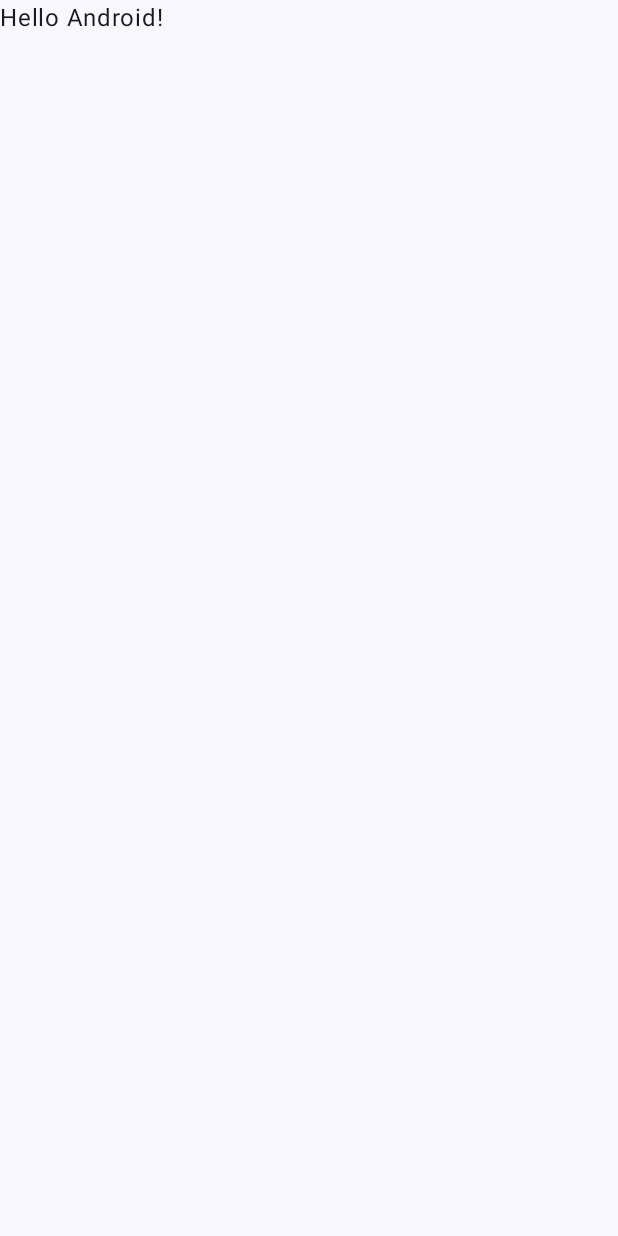
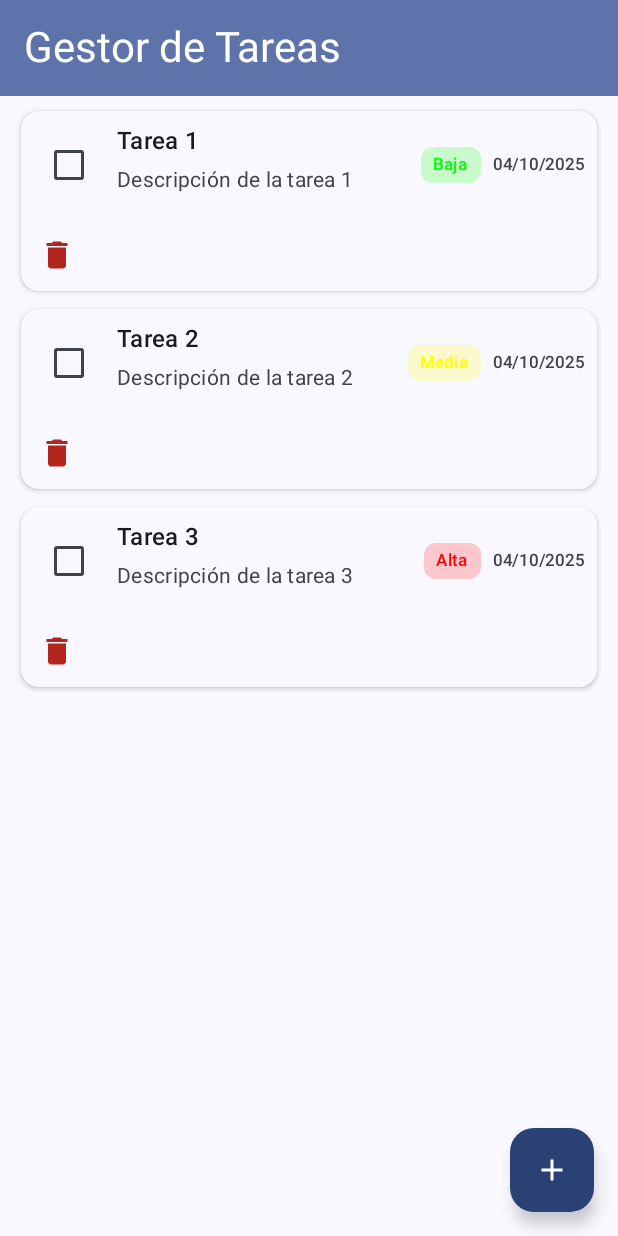
Before and after one commit to CIBERTEC-COURSES/gestor-tareas-kt, an Android app built with Jetpack Compose: the screen it shows after launch (MainActivity), on a phone screen of 412 x 824 dp. Before the commit the screen is almost empty. Run offline under Robolectric (Android 15) with nearby library versions, the phone set to English and light mode, and no system bars.

Commit message:
Tareas apps v1.0.0

```diff
--- a/app/src/main/java/edu/pe/cibertec/gestortareas/MainActivity.kt
+++ b/app/src/main/java/edu/pe/cibertec/gestortareas/MainActivity.kt
@@ -6,11 +6,14 @@ import androidx.activity.compose.setContent
 import androidx.activity.enableEdgeToEdge
 import androidx.compose.foundation.layout.fillMaxSize
 import androidx.compose.foundation.layout.padding
+import androidx.compose.material3.MaterialTheme
 import androidx.compose.material3.Scaffold
+import androidx.compose.material3.Surface
 import androidx.compose.material3.Text
 import androidx.compose.runtime.Composable
 import androidx.compose.ui.Modifier
 import androidx.compose.ui.tooling.preview.Preview
+import edu.pe.cibertec.gestortareas.ui.screens.PantallaPrincipal
 import edu.pe.cibertec.gestortareas.ui.theme.GestortareasmovilktTheme
 
 class MainActivity : ComponentActivity() {
@@ -19,29 +22,12 @@ class MainActivity : ComponentActivity() {
         enableEdgeToEdge()
         setContent {
             GestortareasmovilktTheme {
-                Scaffold(modifier = Modifier.fillMaxSize()) { innerPadding ->
-                    Greeting(
-                        name = "Android",
-                        modifier = Modifier.padding(innerPadding)
-                    )
+                Surface(modifier = Modifier.fillMaxSize(),
+                    color = MaterialTheme.colorScheme.background
+                ){
+                    PantallaPrincipal()
                 }
             }
         }
     }
 }
-
-@Composable
-fun Greeting(name: String, modifier: Modifier = Modifier) {
-    Text(
-        text = "Hello $name!",
-        modifier = modifier
-    )
-}
-
-@Preview(showBackground = true)
-@Composable
-fun GreetingPreview() {
-    GestortareasmovilktTheme {
-        Greeting("Android")
-    }
-}
--- a/app/src/main/java/edu/pe/cibertec/gestortareas/ui/components/TarjetaTaraa.kt
+++ b/app/src/main/java/edu/pe/cibertec/gestortareas/ui/components/TarjetaTaraa.kt
@@ -23,7 +23,7 @@ fun TarjetaTarea(
     Card (
         modifier =  Modifier
             .fillMaxWidth()
-            .padding(horizontal = 16.dp, vertical = 8.dp),
+            .padding(horizontal = 10.dp, vertical = 6.dp),
         elevation = CardDefaults.cardElevation(defaultElevation = 2.dp),
         colors = CardDefaults.cardColors(
             containerColor = if (tarea.completada)
@@ -34,14 +34,14 @@ fun TarjetaTarea(
         Row(
             modifier = Modifier
                 .fillMaxWidth()
-                .padding(16.dp),
+                .padding(8.dp),
             verticalAlignment = Alignment.CenterVertically
         ) {
             Checkbox(
                 checked = tarea.completada,
                 onCheckedChange = { onCompletadaChange(tarea) }
             )
-            Spacer(modifier = Modifier.width(16.dp))
+            Spacer(modifier = Modifier.width(8.dp))
             Column(
                 modifier = Modifier.weight(1f)
             ) {
@@ -89,7 +89,7 @@ fun TarjetaTarea(
                 }
 
             }
-            Spacer(modifier = Modifier.width(8.dp))
+            Spacer(modifier = Modifier.width(4.dp))
             IconButton(
                 onClick = { onEliminar(tarea) }
             ) {
--- a/app/src/main/java/edu/pe/cibertec/gestortareas/ui/screens/PantallaPrincipal.kt
+++ b/app/src/main/java/edu/pe/cibertec/gestortareas/ui/screens/PantallaPrincipal.kt
@@ -101,7 +101,7 @@ fun ContenidoPrincial(viewModel: TareasViewModel) {
         ) {
             Column(
                 horizontalAlignment = Alignment.CenterHorizontally,
-                verticalArrangement = Arrangement.spacedBy(8.dp)
+                verticalArrangement = Arrangement.spacedBy(4.dp)
             ) {
                 Text(
                     text = "No hay tareas",
@@ -122,7 +122,7 @@ fun ContenidoPrincial(viewModel: TareasViewModel) {
         ) {
             LazyColumn(
                 modifier = Modifier.fillMaxSize(),
-                contentPadding = PaddingValues(80.dp),
+                contentPadding = PaddingValues(4.dp),
             ) {
                 items(items = viewModel.tareas, key = { it.id }) { tarea ->
                     TarjetaTarea(
```
